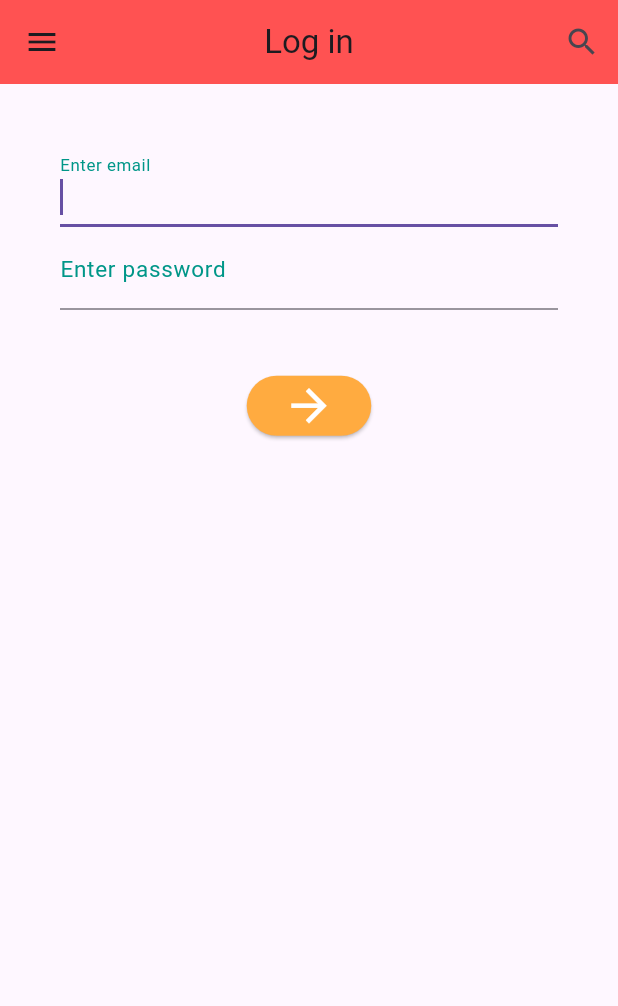
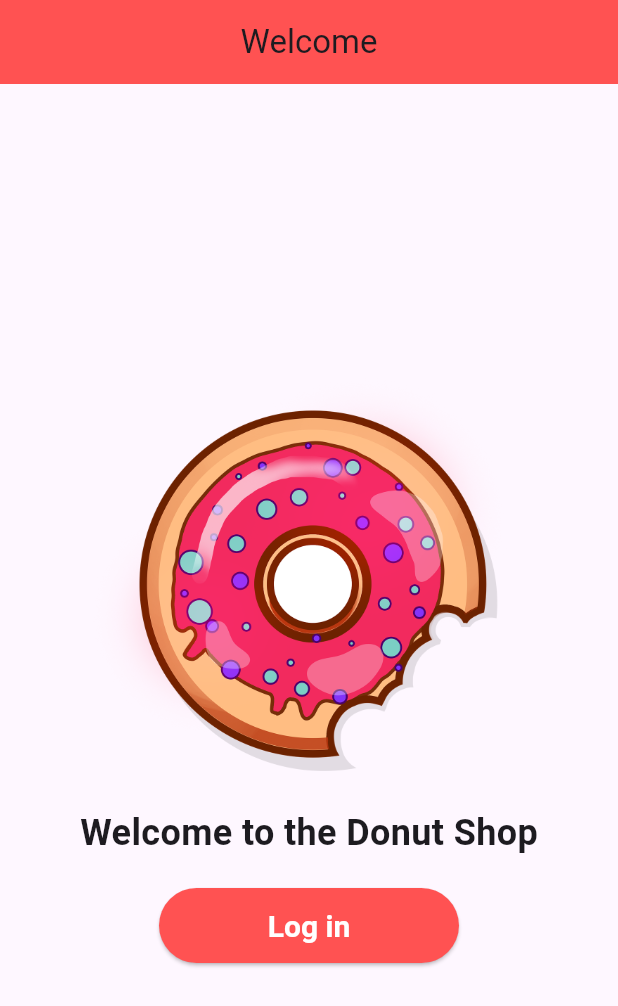
Before and after one commit to YunTaeHyeon/summerProject, a Flutter app: the screen it shows after launch, on a phone screen of 412 x 824 dp. Shown: the top 1006 px of the screen. Run offline on Flutter 3.47's test engine with Material 3 defaults, Android fonts, the phone set to English and light mode, and no system bars.

Commit message:
feat: 로그인 화면 구성

```diff
--- a/lib/main.dart
+++ b/lib/main.dart
@@ -1,6 +1,6 @@
 import 'package:flutter/material.dart';
-import 'package:http/http.dart' as http;
-import 'dart:convert';
+import 'screen/login_screen.dart';
+import 'screen/welcome_page.dart';
 
 void main() => runApp(MyApp());
 
@@ -9,152 +9,8 @@ class MyApp extends StatelessWidget {
   Widget build(BuildContext context) {
     return MaterialApp(
       debugShowCheckedModeBanner: false,
-      title: 'Login',
-      home: LogIn(),
+      title: 'Welcome Page',
+      home: WelcomePage(),
     );
   }
 }
-
-class LogIn extends StatefulWidget {
-  @override
-  State<LogIn> createState() => _LogInState();
-}
-
-class _LogInState extends State<LogIn> {
-  TextEditingController controller = TextEditingController();
-  TextEditingController controller2 = TextEditingController();
-
-  Future<void> login(BuildContext context) async {
-    final String email = controller.text;
-    final String password = controller2.text;
-
-    final response = await http.post(
-      Uri.parse('http://localhost:8080/login'),
-      headers: <String, String>{
-        'Content-Type': 'application/json; charset=UTF-8',
-      },
-      body: jsonEncode(<String, String>{
-        'email': email,
-        'password': password,
-      }),
-    );
-
-    if (response.statusCode == 200) {
-      Navigator.push(
-        context,
-        MaterialPageRoute(
-          builder: (BuildContext context) => NextPage(),
-        ),
-      );
-    } else {
-      String errorMessage ='Check your email and password and try again.';
-      showSnackBar(context, errorMessage);
-    }
-  }
-
-  @override
-  Widget build(BuildContext context) {
-    return Scaffold(
-      appBar: AppBar(
-        title: Text('Log in'),
-        elevation: 0.0,
-        backgroundColor: Colors.redAccent,
-        centerTitle: true,
-        leading: IconButton(icon: Icon(Icons.menu), onPressed: () {}),
-        actions: <Widget>[
-          IconButton(icon: Icon(Icons.search), onPressed: () {})
-        ],
-      ),
-      // email, password 입력하는 부분을 제외한 화면을 탭하면, 키보드 사라지게 GestureDetector 사용
-      body: GestureDetector(
-        onTap: () {
-          FocusScope.of(context).unfocus();
-        },
-        child: SingleChildScrollView(
-          child: Column(
-            children: [
-              /*
-              Padding(padding: EdgeInsets.only(top: 50)),
-              Center(
-                child: Image(
-                  image: AssetImage('image/munji.png'),
-                  width: 170.0,
-                ),
-              ),
-              */
-              Form(
-                child: Theme(
-                  data: ThemeData(
-                    primaryColor: Colors.grey,
-                    inputDecorationTheme: InputDecorationTheme(
-                      labelStyle: TextStyle(color: Colors.teal, fontSize: 15.0),
-                    ),
-                  ),
-                  child: Container(
-                    padding: EdgeInsets.all(40.0),
-                    child: Builder(builder: (context) {
-                      return Column(
-                        children: [
-                          TextField(
-                            controller: controller,
-                            autofocus: true,
-                            decoration: InputDecoration(labelText: 'Enter email'),
-                            keyboardType: TextInputType.emailAddress,
-                          ),
-                          TextField(
-                            controller: controller2,
-                            decoration: InputDecoration(labelText: 'Enter password'),
-                            keyboardType: TextInputType.text,
-                            obscureText: true, // 비밀번호 안보이도록 하는 것
-                          ),
-                          SizedBox(
-                            height: 40.0,
-                          ),
-                          ButtonTheme(
-                            minWidth: 100.0,
-                            height: 50.0,
-                            child: ElevatedButton(
-                              onPressed: () => login(context),
-                              child: Icon(
-                                Icons.arrow_forward,
-                                color: Colors.white,
-                                size: 35.0,
-                              ),
-                              style: ElevatedButton.styleFrom(
-                                backgroundColor: Colors.orangeAccent,
-                              ),
-                            ),
-                          )
-                        ],
-                      );
-                    }),
-                  ),
-                ),
-              ),
-            ],
-          ),
-        ),
-      ),
-    );
-  }
-}
-
-void showSnackBar(BuildContext context, String errorMessage) {
-  final snackBar = SnackBar(
-    content: Text(errorMessage), // errorMessage를 Text 위젯으로 변환
-    backgroundColor: Color.fromARGB(255, 112, 48, 48),
-  );
-
-  // Find the ScaffoldMessenger in the widget tree
-  // and use it to show a SnackBar.
-  ScaffoldMessenger.of(context).showSnackBar(snackBar);
-}
-
-class NextPage extends StatelessWidget {
-  const NextPage({Key? key}) : super(key: key);
-
-  @override
-  Widget build(BuildContext context) {
-    return Container();
-  }
-}
--- /dev/null
+++ b/lib/screen/welcome_page.dart
@@ -0,0 +1,68 @@
+import 'package:flutter/material.dart';
+import '../screen/login_screen.dart';
+
+class WelcomePage extends StatelessWidget {
+  const WelcomePage({Key? key}) : super(key: key);
+
+  @override
+  Widget build(BuildContext context) {
+    return Scaffold(
+      appBar: AppBar(
+        title: const Text('Welcome'),
+        elevation: 0.0,
+        backgroundColor: Colors.redAccent,
+        centerTitle: true,
+        actions: <Widget>[
+          /*
+          IconButton(
+            icon: const Icon(Icons.person_add),
+            onPressed: () {
+              Navigator.pushNamed(context, '/signup');
+            },
+          ),
+
+           */
+        ],
+      ),
+      body: Center(
+        child: SingleChildScrollView(
+          child: Column(
+            // 웰컴 인사말과 로그인 버튼을 Column으로 묶어 세로로 배치
+            children: <Widget>[
+              const Image(
+                image: AssetImage('images/donut.png'),
+                width: 300.0,
+                height: 300.0,
+              ),
+              const Text(
+                'Welcome to the Donut Shop',
+                style: TextStyle(fontSize: 24.0, fontWeight: FontWeight.bold),
+              ),
+              const SizedBox(height: 20.0),
+              ElevatedButton(
+                onPressed: () {
+                  Navigator.push(
+                    context,
+                    MaterialPageRoute(
+                      builder: (BuildContext context) => LogIn(),
+                    ),
+                  );
+                },
+                style: ElevatedButton.styleFrom(
+                  backgroundColor: Colors.redAccent,
+                  foregroundColor: Colors.white,
+                  minimumSize: Size(200, 50),
+                  textStyle: TextStyle(
+                    fontSize: 20,
+                    fontWeight: FontWeight.bold,
+                  ),
+                ),
+                child: const Text('Log in'),
+              ),
+            ],
+          )
+        )
+      ),
+    );
+  }
+}
--- a/pubspec.yaml
+++ b/pubspec.yaml
@@ -62,6 +62,7 @@ flutter:
   # To add assets to your application, add an assets section, like this:
   assets:
     - images/quiz.jpeg
+    - images/donut.png
 
   # An image asset can refer to one or more resolution-specific "variants", see
   # https://flutter.dev/assets-and-images/#resolution-aware
```
Also changed, not shown: lib/screen/login_screen.dart (added, +136 -0 lines), lib/screen/next_page.dart (added, +21 -0 lines), images/donut.png (added).
